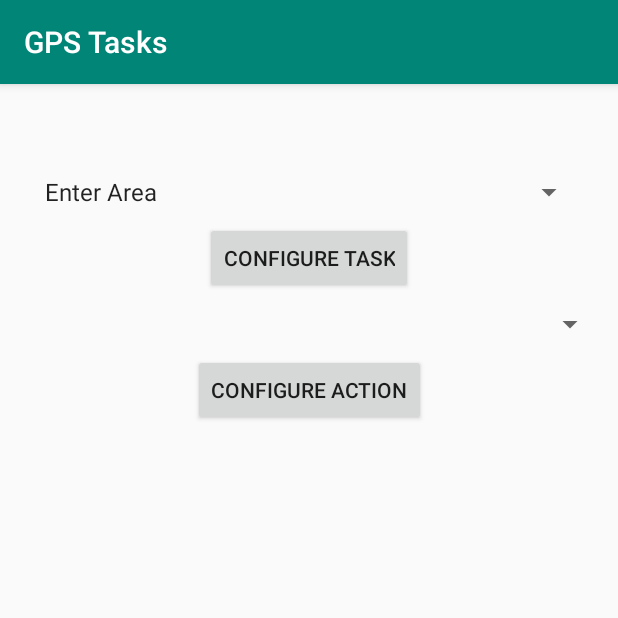
After one commit to SpencerCBryson/GPSTasks, an Android app: the NewTask screen opened directly, with no data from a screen before it, on a phone screen of 412 x 824 dp, the top half of it. The commit adds this screen. Run offline under Robolectric (Android 15) with nearby library versions, the phone set to English and light mode, and no system bars.

Commit message:
tiny progress
just a little more progress, pushing to avoid merge conflicts since I'm done for now

```diff
--- a/app/src/main/AndroidManifest.xml
+++ b/app/src/main/AndroidManifest.xml
@@ -24,9 +24,9 @@
                 <category android:name="android.intent.category.LAUNCHER"/>
             </intent-filter>
         </activity>
-        <activity android:name=".select_child">
+        <activity android:name=".SelectChild">
         </activity>
-        <activity android:name=".new_task">
+        <activity android:name=".NewTask">
         </activity>
     </application>
 
--- a/app/src/main/java/com/spencerbyson/gpstasks/MainActivity.kt
+++ b/app/src/main/java/com/spencerbyson/gpstasks/MainActivity.kt
@@ -3,11 +3,8 @@ package com.spencerbyson.gpstasks
 import android.Manifest
 import android.content.Intent
 import android.content.pm.PackageManager
-import android.location.LocationManager
 import android.os.Build
 import android.os.Bundle
-import android.provider.Settings
-import android.support.design.widget.Snackbar
 import android.support.v4.app.ActivityCompat
 import android.support.v4.content.ContextCompat
 import android.support.v7.app.AppCompatActivity;
@@ -15,8 +12,6 @@ import android.util.Log
 import android.view.Menu
 import android.view.MenuItem
 import android.widget.Button
-
-import kotlinx.android.synthetic.main.activity_main.*
 
 class MainActivity : AppCompatActivity() {
 
@@ -36,7 +31,7 @@ class MainActivity : AppCompatActivity() {
         val deletebutton = findViewById<Button>(R.id.mDeleteButton)
 
         addButton.setOnClickListener{
-            val intent = Intent(this, select_child::class.java)
+            val intent = Intent(this, SelectChild::class.java)
             startActivityForResult(intent, 1)
         }
     }
--- /dev/null
+++ b/app/src/main/java/com/spencerbyson/gpstasks/NewTask.kt
@@ -0,0 +1,40 @@
+package com.spencerbyson.gpstasks
+
+import android.support.v7.app.AppCompatActivity
+import android.os.Bundle
+import android.widget.ArrayAdapter
+import android.widget.Button
+import android.widget.Spinner
+
+class NewTask : AppCompatActivity() {
+
+    //TODO Turn the tasks into real tasks, probably change these arrays into objects with tostrings so we can pass them without hardcoding?
+    val tasks = arrayOf("Enter Area", "Reach Altitude", "Exit Area")
+    val actions = arrayOf("Send Text", "Play Media", "Download Content")
+
+    override fun onCreate(savedInstanceState: Bundle?) {
+        super.onCreate(savedInstanceState)
+        setContentView(R.layout.activity_new_task)
+
+        val task = findViewById<Spinner>(R.id.mSpinnerTask)
+        val action = findViewById<Spinner>(R.id.mSpinnerAction)
+
+        val aa1 = ArrayAdapter(this, android.R.layout.simple_spinner_item, tasks)
+        task.adapter = aa1
+
+        val aa2 = ArrayAdapter(this, android.R.layout.simple_spinner_item, actions)
+
+        val configTaskButton = findViewById<Button>(R.id.mConfigureTaskButton)
+        val configActButton = findViewById<Button>(R.id.mConfigureActionButton)
+
+        configTaskButton.setOnClickListener{
+
+        }
+
+        configActButton.setOnClickListener{
+
+        }
+
+
+    }
+}
--- a/app/src/main/java/com/spencerbyson/gpstasks/new_task.kt
+++ b/app/src/main/java/com/spencerbyson/gpstasks/SelectChild.kt
@@ -3,10 +3,10 @@ package com.spencerbyson.gpstasks
 import android.support.v7.app.AppCompatActivity
 import android.os.Bundle
 
-class new_task : AppCompatActivity() {
+class SelectChild : AppCompatActivity() {
 
     override fun onCreate(savedInstanceState: Bundle?) {
         super.onCreate(savedInstanceState)
-        setContentView(R.layout.activity_new_task)
+        setContentView(R.layout.activity_select_child)
     }
 }
--- a/app/src/main/java/com/spencerbyson/gpstasks/select_child.kt
+++ /dev/null
@@ -1,12 +0,0 @@
-package com.spencerbyson.gpstasks
-
-import android.support.v7.app.AppCompatActivity
-import android.os.Bundle
-
-class select_child : AppCompatActivity() {
-
-    override fun onCreate(savedInstanceState: Bundle?) {
-        super.onCreate(savedInstanceState)
-        setContentView(R.layout.activity_select_child)
-    }
-}
--- a/app/src/main/res/layout/activity_new_task.xml
+++ b/app/src/main/res/layout/activity_new_task.xml
@@ -5,6 +5,34 @@
         xmlns:app="http://schemas.android.com/apk/res-auto"
         android:layout_width="match_parent"
         android:layout_height="match_parent"
-        tools:context=".new_task">
+        tools:context=".NewTask">
 
+    <Spinner
+            android:layout_width="368dp"
+            android:layout_height="wrap_content"
+            android:id="@+id/mSpinnerTask" android:layout_marginEnd="8dp" app:layout_constraintEnd_toEndOf="parent"
+            app:layout_constraintStart_toStartOf="parent" android:layout_marginStart="8dp"
+            app:layout_constraintTop_toTopOf="parent" android:layout_marginTop="60dp"/>
+    <Spinner
+            android:layout_width="368dp"
+            android:layout_height="wrap_content"
+            android:id="@+id/mSpinnerAction" android:layout_marginEnd="8dp" app:layout_constraintEnd_toEndOf="parent"
+            app:layout_constraintStart_toStartOf="parent" android:layout_marginStart="8dp"
+            app:layout_constraintHorizontal_bias="1.0"
+            android:layout_marginTop="8dp" app:layout_constraintTop_toBottomOf="@+id/mConfigureTaskButton"/>
+    <Button
+            android:text="@string/configuretask"
+            android:layout_width="wrap_content"
+            android:layout_height="wrap_content"
+            android:id="@+id/mConfigureTaskButton" app:layout_constraintEnd_toEndOf="parent" android:layout_marginEnd="8dp"
+            app:layout_constraintStart_toStartOf="parent" android:layout_marginStart="8dp"
+            android:layout_marginTop="8dp" app:layout_constraintTop_toBottomOf="@+id/mSpinnerTask"/>
+    <Button
+            android:text="@string/configureaction"
+            android:layout_width="wrap_content"
+            android:layout_height="wrap_content"
+            android:id="@+id/mConfigureActionButton"
+            app:layout_constraintTop_toBottomOf="@+id/mSpinnerAction" app:layout_constraintStart_toStartOf="parent"
+            android:layout_marginStart="8dp" app:layout_constraintEnd_toEndOf="parent" android:layout_marginEnd="8dp"
+            android:layout_marginTop="8dp"/>
 </android.support.constraint.ConstraintLayout>
--- a/app/src/main/res/layout/activity_select_child.xml
+++ b/app/src/main/res/layout/activity_select_child.xml
@@ -5,7 +5,7 @@
         xmlns:app="http://schemas.android.com/apk/res-auto"
         android:layout_width="match_parent"
         android:layout_height="match_parent"
-        tools:context=".select_child">
+        tools:context=".SelectChild">
 
     <TextView
             android:layout_width="wrap_content"
--- a/app/src/main/res/values/strings.xml
+++ b/app/src/main/res/values/strings.xml
@@ -5,4 +5,6 @@
     <string name="deletebutton">Delete</string>
     <string name="tasknamefiller">Task 1</string>
     <string name="taskmenutitle">Tasks</string>
+    <string name="configuretask">Configure Task</string>
+    <string name="configureaction">Configure Action</string>
 </resources>
```
